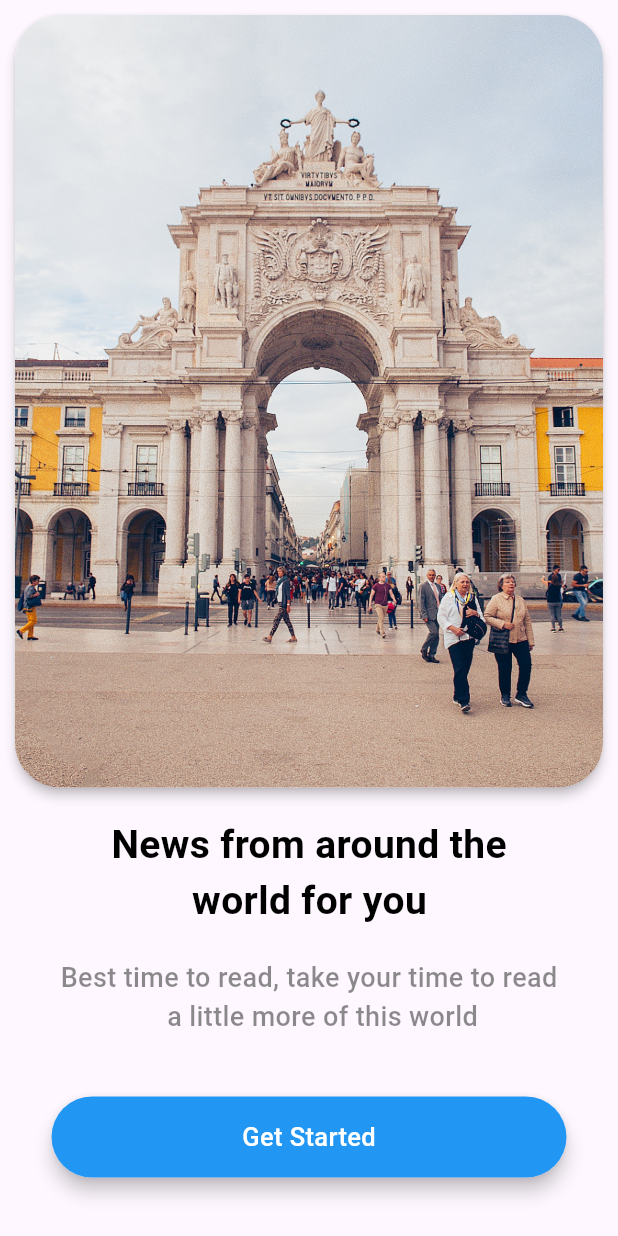
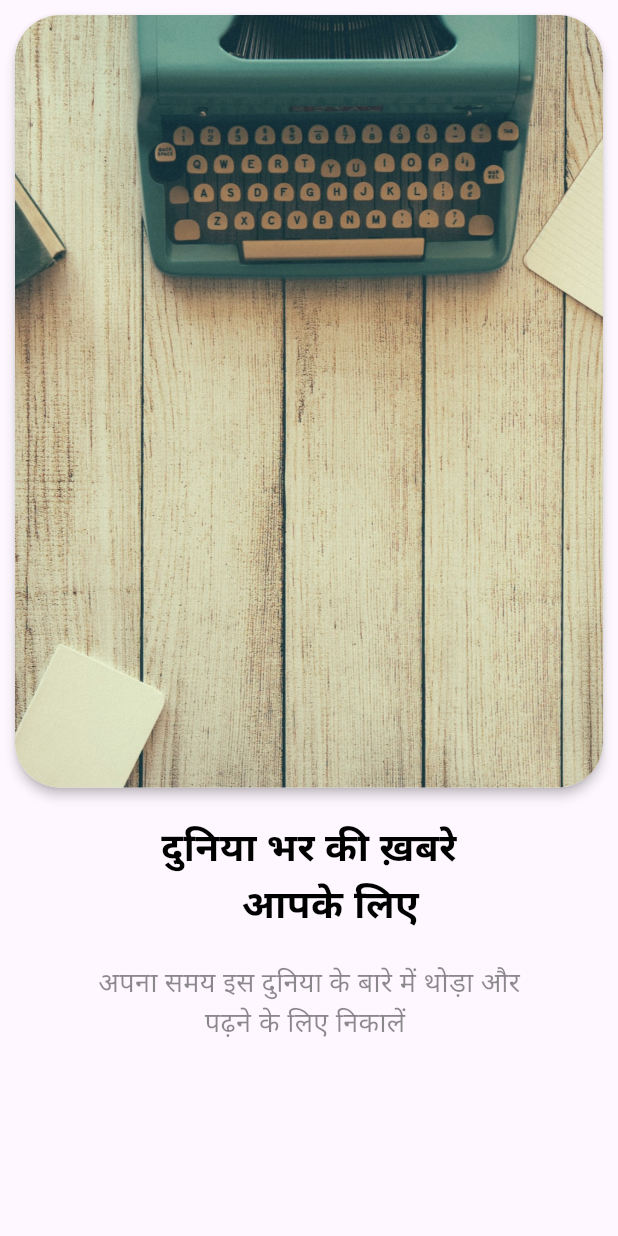
Before and after one commit to NEETI9952/HaldwaniLive, a Flutter app: the LandingPage screen opened directly, on a phone screen of 412 x 824 dp. Run offline on Flutter 3.47's test engine with Material 3 defaults, Android fonts, the light colour scheme and no system bars; our stand-ins replace cached_network_image, flutter_html, webview_flutter; network calls fail.

Commit message:
changes in app

```diff
--- a/lib/Pages/all_news.dart
+++ b/lib/Pages/all_news.dart
@@ -30,17 +30,13 @@ class _AllNewsState extends State<AllNews> {
   }
 
 
-  String removeHtmlTags(String htmlText) {
-    RegExp exp = RegExp(r"<[^>]*>", multiLine: true, caseSensitive: true);
-    return htmlText.replaceAll(exp, '');
-  }
 
   @override
   Widget build(BuildContext context) {
     return Scaffold(
       appBar: AppBar(
         title: Text(
-          widget.news + " News",
+          "ब्रेकिंग न्यूज़!",
           style: TextStyle(color: Colors.blue, fontWeight: FontWeight.bold),
         ),
         centerTitle: true,
--- a/lib/Pages/article_view.dart
+++ b/lib/Pages/article_view.dart
@@ -17,9 +17,10 @@ class _ArticleViewState extends State<ArticleView> {
           title: Row(
             mainAxisAlignment: MainAxisAlignment.center,
             children: [
-              Text("Haldwani"),
+              Text("हल्द्वानी",
+                style: TextStyle(color: Colors.black, fontWeight: FontWeight.bold),),//खबर
               Text(
-                "Live",
+                "लाइव",
                 style: TextStyle(color: Colors.red, fontWeight: FontWeight.bold),
               )
             ],
--- a/lib/Pages/landing_page.dart
+++ b/lib/Pages/landing_page.dart
@@ -2,13 +2,25 @@ import 'package:flutter/material.dart';
 import 'package:haldwani_live/pages/home.dart';
 
 class LandingPage extends StatefulWidget {
-  const LandingPage({super.key});
+  const LandingPage({Key? key}) : super(key: key);
 
   @override
   State<LandingPage> createState() => _LandingPageState();
 }
 
 class _LandingPageState extends State<LandingPage> {
+  @override
+  void initState() {
+    super.initState();
+    navigateHome();
+  }
+
+  navigateHome() async {
+    await Future.delayed(Duration(seconds: 3), () {});
+    Navigator.pushReplacement(
+        context, MaterialPageRoute(builder: (context) => Home()));
+  }
+
   @override
   Widget build(BuildContext context) {
     return Scaffold(
@@ -22,7 +34,7 @@ class _LandingPageState extends State<LandingPage> {
               child: ClipRRect(
                 borderRadius: BorderRadius.circular(30),
                 child: Image.asset(
-                  "images/building.jpg",
+                  "images/general.jpg",
                   width: MediaQuery.of(context).size.width,
                   height: MediaQuery.of(context).size.height / 1.6,
                   fit: BoxFit.cover,
@@ -33,7 +45,7 @@ class _LandingPageState extends State<LandingPage> {
               height: 20.0,
             ),
             Text(
-              "News from around the\n        world for you",
+              "दुनिया भर की ख़बरे\n        आपके लिए ",//दुनिया भर की ख़बरें आपके लिए"
               style: TextStyle(
                   color: Colors.black,
                   fontSize: 26.0,
@@ -43,7 +55,7 @@ class _LandingPageState extends State<LandingPage> {
               height: 20.0,
             ),
             Text(
-              "Best time to read, take your time to read\n               a little more of this world",
+              "अपना समय इस दुनिया के बारे में थोड़ा और\n               पढ़ने के लिए निकालें",//Best time to read, take your time to read\n               a little more of this world",
               style: TextStyle(
                   color: Colors.black45,
                   fontSize: 18.0,
@@ -52,33 +64,6 @@ class _LandingPageState extends State<LandingPage> {
             SizedBox(
               height: 40.0,
             ),
-            GestureDetector(
-              onTap: (){
-                Navigator.pushReplacement(context, MaterialPageRoute(builder: (context)=> Home()));
-              },
-              child: Container(
-                width: MediaQuery.of(context).size.width / 1.2,
-                child: Material(
-                  borderRadius: BorderRadius.circular(30),
-                  elevation: 5.0,
-                  child: Container(
-                    padding: EdgeInsets.symmetric(vertical: 15.0),
-                    decoration: BoxDecoration(
-                        color: Colors.blue,
-                        borderRadius: BorderRadius.circular(30)),
-                    child: Center(
-                      child: Text(
-                        "Get Started",
-                        style: TextStyle(
-                            color: Colors.white,
-                            fontSize: 17.0,
-                            fontWeight: FontWeight.w500),
-                      ),
-                    ),
-                  ),
-                ),
-              ),
-            )
           ],
         ),
       ),
--- a/lib/main.dart
+++ b/lib/main.dart
@@ -1,5 +1,6 @@
 import 'package:flutter/material.dart';
 import 'package:haldwani_live/Pages/home.dart';
+import 'package:haldwani_live/Pages/landing_page.dart';
 
 void main() {
   runApp(const MyApp());
@@ -32,7 +33,7 @@ class MyApp extends StatelessWidget {
         colorScheme: ColorScheme.fromSeed(seedColor: Colors.deepPurple),
         useMaterial3: true,
       ),
-      home: Home(),
+      home: LandingPage(),
     );
   }
 }
--- a/lib/services/catergory_types.dart
+++ b/lib/services/catergory_types.dart
@@ -24,10 +24,6 @@ class CategoryTypes{
             categoryName: element["name"]);
         categories.add(category);
       }
-
     });
-
   }
-
-
 }
```
Also changed, not shown: lib/Pages/home.dart (+40 -28 lines).
